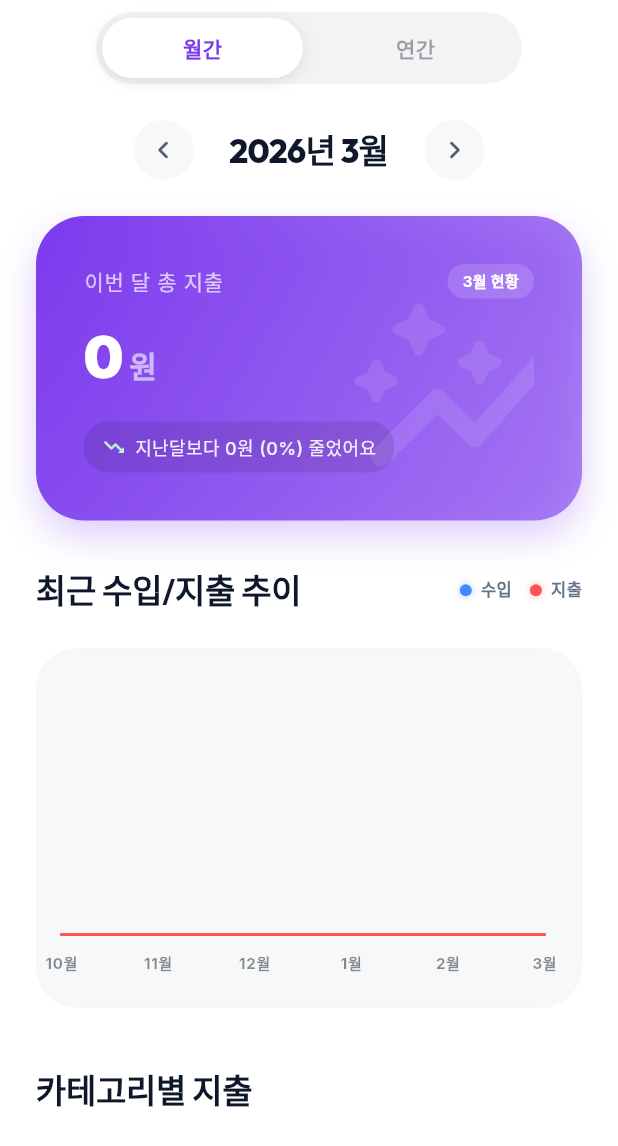
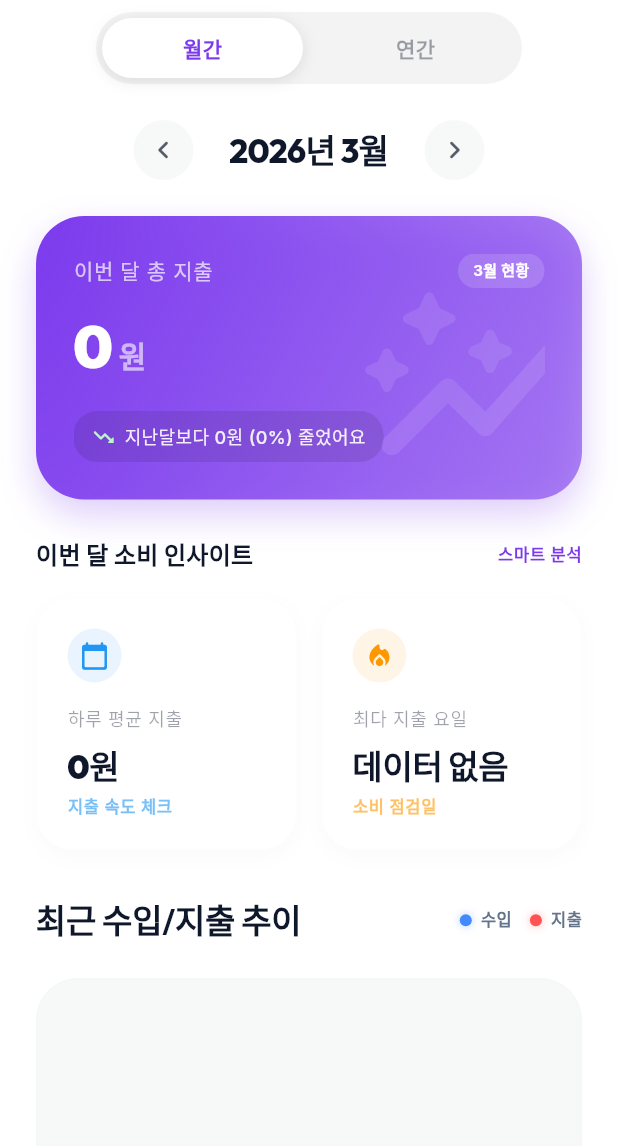
Before and after one commit to eunju-u/TagWith, a Flutter app: the StatisticsView screen opened directly, on a phone screen of 412 x 824 dp. Shown: the top 1146 px of the screen. Run offline on Flutter 3.47's test engine with Material 3 defaults, Android fonts, the phone set to English and light mode, and no system bars; drawn by our look-alikes of fl_chart; our stand-ins replace animated_bottom_navigation_bar, dio, flutter_secure_storage, geocoding, geolocator, google_fonts and 3 more; accounts and stored records are empty; network calls fail.

Commit message:
feat: 통계 화면 지능형 인사이트 추가 및 서버 연동 최적화
- Statistics 모델에 '하루 평균 지출' 및 '최다 지출 요일' 필드 추가
- 통계 화면(StatisticsView) 내 '소비 인사이트' 섹션 및 카드 UI 구현
- 서버 통계 API(/transactions/statistics) 연동 및 데이터 로그 추가

```diff
--- a/lib/data/models.dart
+++ b/lib/data/models.dart
@@ -190,6 +190,8 @@ class Statistics {
   final double totalIncome;
   final double totalExpense;
   final double lastMonthExpense;
+  final double dailyAverageExpense; // 추가: 일일 평균 지출
+  final String mostSpentWeekday;   // 추가: 최다 지출 요일
   final List<CategorySpending> categorySpending;
   final List<TagSpending> tagSpending;
   final List<MonthlyTrend> monthlyTrend;
@@ -198,6 +200,8 @@ class Statistics {
     required this.totalIncome,
     required this.totalExpense,
     required this.lastMonthExpense,
+    required this.dailyAverageExpense,
+    required this.mostSpentWeekday,
     required this.categorySpending,
     required this.tagSpending,
     required this.monthlyTrend,
@@ -208,6 +212,8 @@ class Statistics {
       totalIncome: (json['total_income'] as num?)?.toDouble() ?? 0.0,
       totalExpense: (json['total_expense'] as num?)?.toDouble() ?? 0.0,
       lastMonthExpense: (json['last_month_expense'] as num?)?.toDouble() ?? 0.0,
+      dailyAverageExpense: (json['daily_average_expense'] as num?)?.toDouble() ?? 0.0,
+      mostSpentWeekday: json['most_spent_weekday'] ?? '없음',
       categorySpending: (json['category_spending'] as List?)
           ?.map((e) => CategorySpending.fromJson(e))
           .toList() ?? [],
--- a/lib/services/auth_service.dart
+++ b/lib/services/auth_service.dart
@@ -42,11 +42,9 @@ class AuthService {
 
   // 인증 번호 발송
   Future<bool> sendVerificationCode(String email) async {
-    print("eunju sendVerificationCode ");
 
     try {
       final response = await _dio.post('/auth/send-verification', data: {'email': email});
-      print("eunju sendVerificationCode response : $response");
       return response.statusCode == 200;
     } catch (e) {
       print('Send Verification Error: $e');
--- a/lib/services/transaction_service.dart
+++ b/lib/services/transaction_service.dart
@@ -44,17 +44,19 @@ class TransactionService {
       if (month != null) queryParams['month'] = month;
 
       final response = await _dio.get(
-        '/statistics',
+        '/transactions/statistics',
         queryParameters: queryParams,
         options: Options(headers: {'Authorization': 'Bearer $token'}),
       );
+
+       print('getStatistics Server Data Raw JSON: ${response.data}');
 
       if (response.statusCode == 200) {
         return Statistics.fromJson(response.data);
       }
       return null;
     } catch (e) {
-      print('Get Statistics Error: $e');
+      print('getStatistics Get Statistics Error: $e');
       return null;
     }
   }
@@ -63,7 +65,6 @@ class TransactionService {
   Future<Transaction?> createTransaction(Transaction transaction) async {
     try {
       final token = await _getToken();
-      print('eunju createTransaction token =: $token');
 
       if (token == null) return null;
 
@@ -72,7 +73,7 @@ class TransactionService {
         data: transaction.toJson(),
         options: Options(headers: {'Authorization': 'Bearer $token'}),
       );
-      print('eunju createTransaction response : $response');
+      print('createTransaction response : $response');
 
       if (response.statusCode == 201 || response.statusCode == 200) {
         return Transaction.fromJson(response.data);
--- a/lib/ui/screens/login_screen.dart
+++ b/lib/ui/screens/login_screen.dart
@@ -126,10 +126,8 @@ class _LoginScreenState extends State<LoginScreen> {
                                         _showSnackBar(context, '이메일을 입력해 주세요.', theme);
                                         return;
                                       }
-                                      print("eunju sendVerificationCode 111");
 
                                       final success = await authProvider.sendVerificationCode(_emailController.text);
-                                      print("eunju sendVerificationCode 222 : $success");
 
                                       if (success) {
                                         setState(() => _isCodeSent = true);
@@ -259,7 +257,6 @@ class _LoginScreenState extends State<LoginScreen> {
                                         _passwordController.text,
                                         _nameController.text,
                                       );
-                                      print("eunju 회원가입 성능!!! success : $success");
                                       message = success ? '회원가입에 성공했습니다! 로그인해 주세요.' : '회원가입에 실패했습니다.';
 
                                       if (success && mounted) {
@@ -273,7 +270,6 @@ class _LoginScreenState extends State<LoginScreen> {
                                         _emailController.text,
                                         _passwordController.text,
                                       );
-                                      print("eunju 로그인 성능!!! success : $success");
 
                                       message = success ? '로그인에 성공했습니다!' : '로그인에 실패했습니다. 정보를 확인해 주세요.';
                                     }
--- a/lib/ui/screens/statistics_view.dart
+++ b/lib/ui/screens/statistics_view.dart
@@ -86,7 +86,20 @@ class _StatisticsViewState extends State<StatisticsView> {
                 _buildTopControls(theme),
                 const SizedBox(height: 24),
                 _buildTotalSummary(context, totalExpense),
-                const SizedBox(height: 32),
+                const SizedBox(height: 24),
+                if (_selectedMode == StatisticsMode.monthly) ...[
+                  _buildSmartInsights(theme, stats ?? Statistics(
+                    totalIncome: 0,
+                    totalExpense: 0,
+                    lastMonthExpense: 0,
+                    dailyAverageExpense: 0,
+                    mostSpentWeekday: '데이터 없음',
+                    categorySpending: [],
+                    tagSpending: [],
+                    monthlyTrend: []
+                  )),
+                  const SizedBox(height: 32),
+                ],
                 _buildMonthlyTrendSection(context, provider),
                 const SizedBox(height: 40),
                 Text('카테고리별 지출', style: theme.textTheme.titleLarge),
@@ -291,7 +304,7 @@ class _StatisticsViewState extends State<StatisticsView> {
 
     return Container(
       width: double.infinity,
-      padding: const EdgeInsets.all(32),
+      padding: const EdgeInsets.all(25),
       decoration: BoxDecoration(
         gradient: LinearGradient(
           colors: [
@@ -417,7 +430,12 @@ class _StatisticsViewState extends State<StatisticsView> {
     final stats = provider.statistics;
 
     final Map<DateTime, Map<String, double>> trendData = stats != null
-        ? { for (var e in stats.monthlyTrend) DateTime.parse(e.date).toLocal(): { 'income': e.income, 'expense': e.expense}}
+        ? {
+            for (var e in stats.monthlyTrend)
+              // 날짜가 '2025-10' 처럼 연-월만 오는 경우를 대비해 '-01'을 붙여 안전하게 파싱합니다. 🗓️
+              DateTime.parse(e.date.length == 7 ? '${e.date}-01' : e.date).toLocal():
+              { 'income': e.income, 'expense': e.expense }
+          }
         : (_selectedMode == StatisticsMode.monthly
             ? provider.getMonthlyTrend(rootDate: _selectedMonthDate, months: 6)
             : provider.getMonthlyTrend(rootDate: DateTime(_selectedYearDate.year, 12, 1), months: 12));
@@ -871,4 +889,87 @@ class _StatisticsViewState extends State<StatisticsView> {
       ),
     );
   }
+
+  Widget _buildSmartInsights(ThemeData theme, Statistics stats) {
+    return Column(
+      crossAxisAlignment: CrossAxisAlignment.start,
+      children: [
+        Row(
+          mainAxisAlignment: MainAxisAlignment.spaceBetween,
+          children: [
+            Text('이번 달 소비 인사이트', style: theme.textTheme.titleMedium?.copyWith(fontWeight: FontWeight.w800)),
+            Text('스마트 분석', style: theme.textTheme.labelSmall?.copyWith(color: AppColors.primary, fontWeight: FontWeight.bold)),
+          ],
+        ),
+        const SizedBox(height: 16),
+        Row(
+          children: [
+            _buildSmartInsightCard(
+              theme,
+              '하루 평균 지출',
+              '${NumberFormat('#,###').format(stats.dailyAverageExpense.toInt())}원',
+              Icons.calendar_today_rounded,
+              Colors.blue.withValues(alpha: 0.1),
+              Colors.blue,
+              '지출 속도 체크',
+            ),
+            const SizedBox(width: 16),
+            _buildSmartInsightCard(
+              theme,
+              '최다 지출 요일',
+              stats.mostSpentWeekday,
+              Icons.local_fire_department_rounded,
+              Colors.orange.withValues(alpha: 0.1),
+              Colors.orange,
+              '소비 점검일',
+            ),
+          ],
+        ),
+      ],
+    );
+  }
+
+  Widget _buildSmartInsightCard(ThemeData theme, String title, String value, IconData icon, Color bgColor, Color iconColor, String sub) {
+    return Expanded(
+      child: Container(
+        padding: const EdgeInsets.all(20),
+        decoration: BoxDecoration(
+          color: theme.colorScheme.surface,
+          borderRadius: BorderRadius.circular(24),
+          border: Border.all(color: theme.dividerColor.withValues(alpha: 0.08)),
+          boxShadow: [
+            BoxShadow(
+              color: Colors.black.withValues(alpha: 0.02),
+              blurRadius: 10,
+              offset: const Offset(0, 4),
+            ),
+          ],
+        ),
+        child: Column(
+          crossAxisAlignment: CrossAxisAlignment.start,
+          children: [
+            Container(
+              padding: const EdgeInsets.all(8),
+              decoration: BoxDecoration(
+                color: bgColor,
+                shape: BoxShape.circle,
+              ),
+              child: Icon(icon, size: 20, color: iconColor),
+            ),
+            const SizedBox(height: 16),
+            Text(title, style: theme.textTheme.labelMedium?.copyWith(color: theme.colorScheme.onSurface.withValues(alpha: 0.4))),
+            const SizedBox(height: 8),
+            Text(
+              value,
+              style: theme.textTheme.titleLarge?.copyWith(fontWeight: FontWeight.w900, color: theme.colorScheme.onSurface),
+              maxLines: 1,
+              overflow: TextOverflow.ellipsis,
+            ),
+            const SizedBox(height: 4),
+            Text(sub, style: theme.textTheme.labelSmall?.copyWith(color: iconColor.withValues(alpha: 0.6), fontWeight: FontWeight.bold)),
+          ],
+        ),
+      ),
+    );
+  }
 }
```
